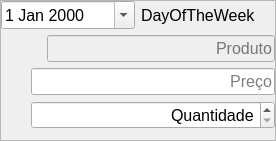
Above: consumptionwidget.ui from leidensj/BKVale before the change. Below: the same form after it.
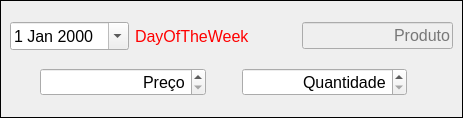
That is the form after the change. Icons and pictures are not drawn.

Diff of the .ui file:
```diff
--- a/consumptionwidget.ui
+++ b/consumptionwidget.ui
@@ -6,8 +6,8 @@
    <rect>
     <x>0</x>
     <y>0</y>
-    <width>276</width>
-    <height>141</height>
+    <width>463</width>
+    <height>118</height>
    </rect>
   </property>
   <property name="sizePolicy">
@@ -18,40 +18,52 @@
   </property>
   <property name="minimumSize">
    <size>
-    <width>248</width>
-    <height>141</height>
+    <width>0</width>
+    <height>0</height>
    </size>
   </property>
   <property name="maximumSize">
    <size>
     <width>16777215</width>
-    <height>141</height>
+    <height>16777215</height>
    </size>
   </property>
   <property name="windowTitle">
    <string>Frame</string>
   </property>
   <property name="frameShape">
-   <enum>QFrame::StyledPanel</enum>
+   <enum>QFrame::Box</enum>
   </property>
   <property name="frameShadow">
-   <enum>QFrame::Raised</enum>
+   <enum>QFrame::Plain</enum>
   </property>
   <layout class="QVBoxLayout" name="verticalLayout">
    <property name="leftMargin">
-    <number>0</number>
+    <number>9</number>
    </property>
    <property name="topMargin">
-    <number>0</number>
+    <number>9</number>
    </property>
    <property name="rightMargin">
-    <number>0</number>
+    <number>9</number>
    </property>
    <property name="bottomMargin">
-    <number>0</number>
+    <number>9</number>
    </property>
    <item>
     <layout class="QHBoxLayout" name="horizontalLayout_6">
+     <property name="leftMargin">
+      <number>0</number>
+     </property>
+     <property name="topMargin">
+      <number>0</number>
+     </property>
+     <property name="rightMargin">
+      <number>0</number>
+     </property>
+     <property name="bottomMargin">
+      <number>0</number>
+     </property>
      <item>
       <widget class="QDateEdit" name="date">
        <property name="font">
@@ -74,6 +86,70 @@
      </item>
      <item>
       <widget class="QLabel" name="labelDay">
+       <property name="palette">
+        <palette>
+         <active>
+          <colorrole role="WindowText">
+           <brush brushstyle="SolidPattern">
+            <color alpha="255">
+             <red>255</red>
+             <green>0</green>
+             <blue>0</blue>
+            </color>
+           </brush>
+          </colorrole>
+          <colorrole role="Text">
+           <brush brushstyle="SolidPattern">
+            <color alpha="255">
+             <red>255</red>
+             <green>0</green>
+             <blue>0</blue>
+            </color>
+           </brush>
+          </colorrole>
+         </active>
+         <inactive>
+          <colorrole role="WindowText">
+           <brush brushstyle="SolidPattern">
+            <color alpha="255">
+             <red>255</red>
+             <green>0</green>
+             <blue>0</blue>
+            </color>
+           </brush>
+          </colorrole>
+          <colorrole role="Text">
+           <brush brushstyle="SolidPattern">
+            <color alpha="255">
+             <red>255</red>
+             <green>0</green>
+             <blue>0</blue>
+            </color>
+           </brush>
+          </colorrole>
+         </inactive>
+         <disabled>
+          <colorrole role="WindowText">
+           <brush brushstyle="SolidPattern">
+            <color alpha="255">
+             <red>120</red>
+             <green>120</green>
+             <blue>120</blue>
+            </color>
+           </brush>
+          </colorrole>
+          <colorrole role="Text">
+           <brush brushstyle="SolidPattern">
+            <color alpha="255">
+             <red>120</red>
+             <green>120</green>
+             <blue>120</blue>
+            </color>
+           </brush>
+          </colorrole>
+         </disabled>
+        </palette>
+       </property>
        <property name="font">
         <font>
          <pointsize>12</pointsize>
@@ -86,10 +162,6 @@
        </property>
       </widget>
      </item>
-    </layout>
-   </item>
-   <item>
-    <layout class="QHBoxLayout" name="horizontalLayout">
      <item>
       <widget class="QPushButton" name="buttonSearch">
        <property name="text">
@@ -134,6 +206,21 @@
    </item>
    <item>
     <layout class="QHBoxLayout" name="horizontalLayout_3">
+     <property name="spacing">
+      <number>6</number>
+     </property>
+     <property name="leftMargin">
+      <number>0</number>
+     </property>
+     <property name="topMargin">
+      <number>0</number>
+     </property>
+     <property name="rightMargin">
+      <number>0</number>
+     </property>
+     <property name="bottomMargin">
+      <number>0</number>
+     </property>
      <item>
       <widget class="QLabel" name="label_2">
        <property name="minimumSize">
@@ -160,29 +247,26 @@
       </widget>
      </item>
      <item>
-      <widget class="QLineEdit" name="editPrice">
-       <property name="enabled">
-        <bool>true</bool>
-       </property>
+      <widget class="QDoubleSpinBox" name="spinPrice">
        <property name="font">
         <font>
          <pointsize>12</pointsize>
-         <weight>50</weight>
-         <bold>false</bold>
         </font>
        </property>
        <property name="alignment">
         <set>Qt::AlignRight|Qt::AlignTrailing|Qt::AlignVCenter</set>
        </property>
-       <property name="placeholderText">
+       <property name="specialValueText">
         <string>Preço</string>
        </property>
+       <property name="showGroupSeparator" stdset="0">
+        <bool>false</bool>
+       </property>
+       <property name="maximum">
+        <double>9999.989999999999782</double>
+       </property>
       </widget>
      </item>
-    </layout>
-   </item>
-   <item>
-    <layout class="QHBoxLayout" name="horizontalLayout_4">
      <item>
       <widget class="QLabel" name="label_3">
        <property name="minimumSize">
@@ -210,6 +294,12 @@
      </item>
      <item>
       <widget class="QDoubleSpinBox" name="spinAmmount">
+       <property name="minimumSize">
+        <size>
+         <width>0</width>
+         <height>0</height>
+        </size>
+       </property>
        <property name="font">
         <font>
          <pointsize>12</pointsize>
@@ -237,21 +327,40 @@
        </property>
       </widget>
      </item>
+     <item>
+      <widget class="QPushButton" name="buttonSave">
+       <property name="sizePolicy">
+        <sizepolicy hsizetype="Fixed" vsizetype="Fixed">
+         <horstretch>0</horstretch>
+         <verstretch>0</verstretch>
+        </sizepolicy>
+       </property>
+       <property name="toolTip">
+        <string>Salvar consumo</string>
+       </property>
+       <property name="text">
+        <string/>
+       </property>
+       <property name="icon">
+        <iconset resource="icons.qrc">
+         <normaloff>:/icons/res/save.png</normaloff>:/icons/res/save.png</iconset>
+       </property>
+       <property name="iconSize">
+        <size>
+         <width>24</width>
+         <height>24</height>
+        </size>
+       </property>
+       <property name="checkable">
+        <bool>true</bool>
+       </property>
+       <property name="flat">
+        <bool>true</bool>
+       </property>
+      </widget>
+     </item>
     </layout>
    </item>
-   <item>
-    <spacer name="verticalSpacer">
-     <property name="orientation">
-      <enum>Qt::Vertical</enum>
-     </property>
-     <property name="sizeHint" stdset="0">
-      <size>
-       <width>20</width>
-       <height>40</height>
-      </size>
-     </property>
-    </spacer>
-   </item>
   </layout>
  </widget>
  <resources>
```
Left out of the diff: 3 changed lines with no effect on the pictures.
